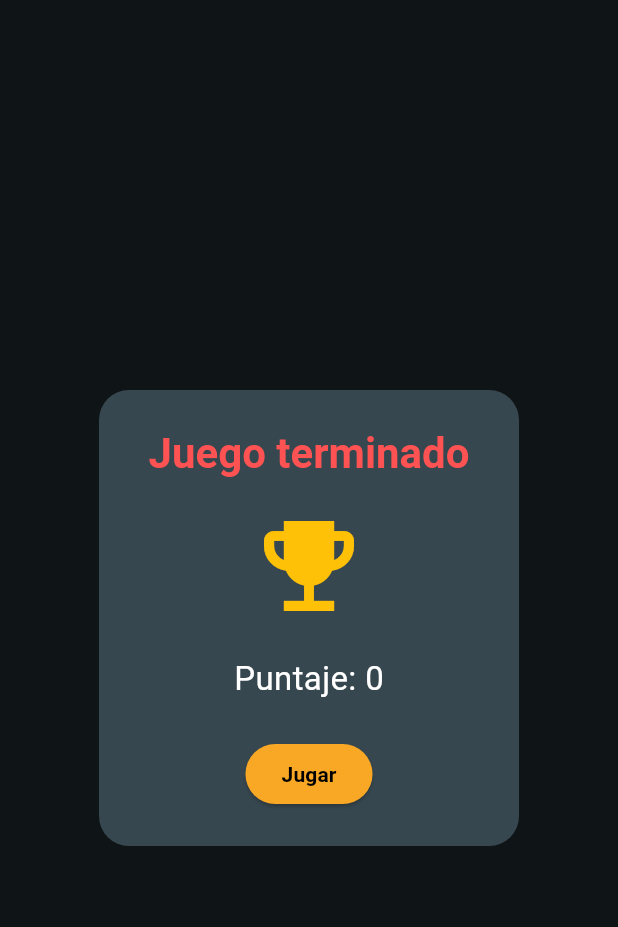
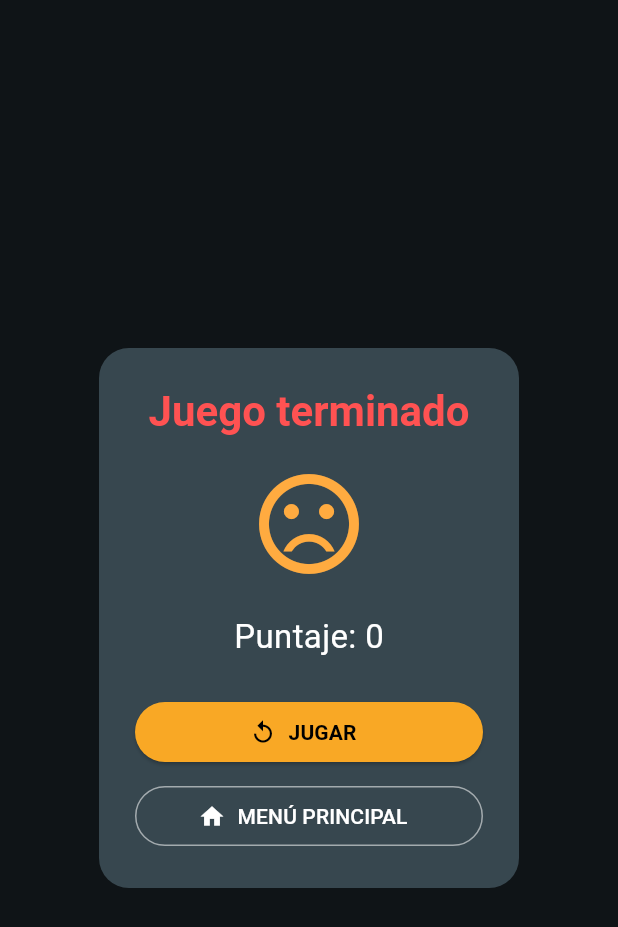
Before and after one commit to marh08192003/ruta_32, a Flutter app: the GameOverDialog widget shown alone on an empty page, opened directly with empty values, on a phone screen of 412 x 824 dp. Shown: the top 927 px of the screen. Run offline on Flutter 3.47's test engine with Material 3 defaults, Android fonts, the phone set to English and light mode, and no system bars; our stand-ins replace flutter_riverpod.

Commit message:
feat: add play again and return to menu options in GameOverDialog

```diff
--- a/lib/widgets/game_over_dialog.dart
+++ b/lib/widgets/game_over_dialog.dart
@@ -5,12 +5,14 @@ class GameOverDialog extends StatelessWidget {
   final int score;
   final bool isVictory;
   final VoidCallback onReset;
+  final VoidCallback onMenu;
 
   const GameOverDialog({
     super.key,
     required this.score,
     required this.isVictory,
     required this.onReset,
+    required this.onMenu,
   });
 
   @override
@@ -32,7 +34,11 @@ class GameOverDialog extends StatelessWidget {
       content: Column(
         mainAxisSize: MainAxisSize.min,
         children: [
-          const Icon(Icons.emoji_events, color: Colors.amber, size: 80),
+          Icon(
+            isVictory ? Icons.emoji_events : Icons.sentiment_very_dissatisfied,
+            color: isVictory ? Colors.amber : Colors.orangeAccent,
+            size: 80,
+          ),
           const SizedBox(height: 20),
           Text(
             "${l10n.score}: $score",
@@ -40,18 +46,24 @@ class GameOverDialog extends StatelessWidget {
           ),
         ],
       ),
+      actionsAlignment: MainAxisAlignment.center, // Centra los botones
       actions: [
-        Center(
-          child: ElevatedButton(
+        Column(
+          children: [
+            // Botón Reiniciar
+            SizedBox(
+              width: double.infinity,
+              child: ElevatedButton.icon(
+                icon: const Icon(Icons.replay, color: Colors.black),
                 style: ElevatedButton.styleFrom(
                   backgroundColor: Colors.yellow[800],
                 ),
                 onPressed: () {
-              Navigator.of(context).pop();
-              onReset();
+                  Navigator.of(context).pop(); // Cierra el diálogo
+                  onReset(); // Reinicia el estado del juego
                 },
-            child: Text(
-              l10n.play, // Ahora que ejecutaste gen-l10n, esto ya no marcará error
+                label: Text(
+                  l10n.play.toUpperCase(), // O "REINTENTAR" si tienes esa key
                   style: const TextStyle(
                     color: Colors.black,
                     fontWeight: FontWeight.bold,
@@ -59,6 +71,27 @@ class GameOverDialog extends StatelessWidget {
                 ),
               ),
             ),
+            const SizedBox(height: 8),
+            // Botón Volver al Menú
+            SizedBox(
+              width: double.infinity,
+              child: OutlinedButton.icon(
+                icon: const Icon(Icons.home, color: Colors.white),
+                style: OutlinedButton.styleFrom(
+                  side: const BorderSide(color: Colors.white54),
+                ),
+                onPressed: () {
+                  Navigator.of(context).pop(); // Cierra el diálogo
+                  onMenu(); // Ejecuta la salida
+                },
+                label: const Text(
+                  "MENÚ PRINCIPAL", // Puedes agregarlo a tu L10n
+                  style: TextStyle(color: Colors.white),
+                ),
+              ),
+            ),
+          ],
+        ),
       ],
     );
   }
```
Also changed, not shown: lib/screens/game_screen.dart (+8 -1 lines). Lines whose indentation alone changed are shown as unchanged.
